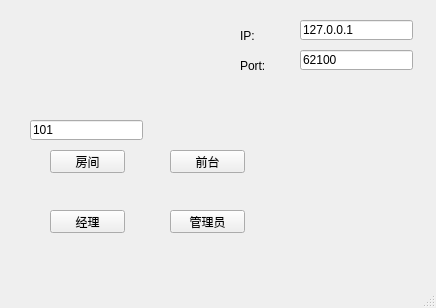
Seizzzz/AirConditionerSolution, file Client/mainwindow.ui: the form before one commit.
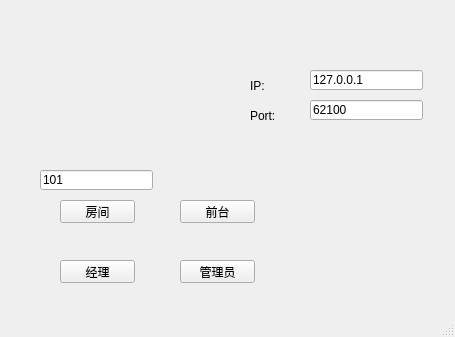
The form after the commit.

```diff
--- a/Client/mainwindow.ui
+++ b/Client/mainwindow.ui
@@ -6,32 +6,19 @@
    <rect>
     <x>0</x>
     <y>0</y>
-    <width>436</width>
-    <height>308</height>
+    <width>455</width>
+    <height>337</height>
    </rect>
   </property>
   <property name="windowTitle">
    <string>MainWindow</string>
   </property>
   <widget class="QWidget" name="centralwidget">
-   <widget class="QPushButton" name="pushButtonRoom">
-    <property name="geometry">
-     <rect>
-      <x>50</x>
-      <y>150</y>
-      <width>75</width>
-      <height>23</height>
-     </rect>
-    </property>
-    <property name="text">
-     <string>房间</string>
-    </property>
-   </widget>
    <widget class="QLineEdit" name="lineEditRoomID">
     <property name="geometry">
      <rect>
-      <x>30</x>
-      <y>120</y>
+      <x>40</x>
+      <y>170</y>
       <width>113</width>
       <height>20</height>
      </rect>
@@ -40,24 +27,50 @@
      <string>101</string>
     </property>
    </widget>
-   <widget class="QPushButton" name="pushButtonReception">
+   <widget class="QLabel" name="label_2">
     <property name="geometry">
      <rect>
-      <x>170</x>
-      <y>150</y>
-      <width>75</width>
-      <height>23</height>
+      <x>250</x>
+      <y>110</y>
+      <width>54</width>
+      <height>12</height>
      </rect>
     </property>
     <property name="text">
-     <string>前台</string>
+     <string>Port:</string>
+    </property>
+   </widget>
+   <widget class="QLineEdit" name="lineEditPort">
+    <property name="geometry">
+     <rect>
+      <x>310</x>
+      <y>100</y>
+      <width>113</width>
+      <height>20</height>
+     </rect>
+    </property>
+    <property name="text">
+     <string>62100</string>
+    </property>
+   </widget>
+   <widget class="QLabel" name="label">
+    <property name="geometry">
+     <rect>
+      <x>250</x>
+      <y>80</y>
+      <width>54</width>
+      <height>12</height>
+     </rect>
+    </property>
+    <property name="text">
+     <string>IP:</string>
     </property>
    </widget>
    <widget class="QPushButton" name="pushButtonManager">
     <property name="geometry">
      <rect>
-      <x>50</x>
-      <y>210</y>
+      <x>60</x>
+      <y>260</y>
       <width>75</width>
       <height>23</height>
      </rect>
@@ -69,8 +82,8 @@
    <widget class="QPushButton" name="pushButtonAdmin">
     <property name="geometry">
      <rect>
-      <x>170</x>
-      <y>210</y>
+      <x>180</x>
+      <y>260</y>
       <width>75</width>
       <height>23</height>
      </rect>
@@ -79,11 +92,37 @@
      <string>管理员</string>
     </property>
    </widget>
+   <widget class="QPushButton" name="pushButtonRoom">
+    <property name="geometry">
+     <rect>
+      <x>60</x>
+      <y>200</y>
+      <width>75</width>
+      <height>23</height>
+     </rect>
+    </property>
+    <property name="text">
+     <string>房间</string>
+    </property>
+   </widget>
+   <widget class="QPushButton" name="pushButtonReception">
+    <property name="geometry">
+     <rect>
+      <x>180</x>
+      <y>200</y>
+      <width>75</width>
+      <height>23</height>
+     </rect>
+    </property>
+    <property name="text">
+     <string>前台</string>
+    </property>
+   </widget>
    <widget class="QLineEdit" name="lineEditIP">
     <property name="geometry">
      <rect>
-      <x>300</x>
-      <y>20</y>
+      <x>310</x>
+      <y>70</y>
       <width>113</width>
       <height>20</height>
      </rect>
@@ -92,52 +131,13 @@
      <string>127.0.0.1</string>
     </property>
    </widget>
-   <widget class="QLineEdit" name="lineEditPort">
-    <property name="geometry">
-     <rect>
-      <x>300</x>
-      <y>50</y>
-      <width>113</width>
-      <height>20</height>
-     </rect>
-    </property>
-    <property name="text">
-     <string>62100</string>
-    </property>
-   </widget>
-   <widget class="QLabel" name="label">
-    <property name="geometry">
-     <rect>
-      <x>240</x>
-      <y>30</y>
-      <width>54</width>
-      <height>12</height>
-     </rect>
-    </property>
-    <property name="text">
-     <string>IP:</string>
-    </property>
-   </widget>
-   <widget class="QLabel" name="label_2">
-    <property name="geometry">
-     <rect>
-      <x>240</x>
-      <y>60</y>
-      <width>54</width>
-      <height>12</height>
-     </rect>
-    </property>
-    <property name="text">
-     <string>Port:</string>
-    </property>
-   </widget>
   </widget>
   <widget class="QMenuBar" name="menubar">
    <property name="geometry">
     <rect>
      <x>0</x>
      <y>0</y>
-     <width>436</width>
+     <width>455</width>
      <height>23</height>
     </rect>
    </property>
```
